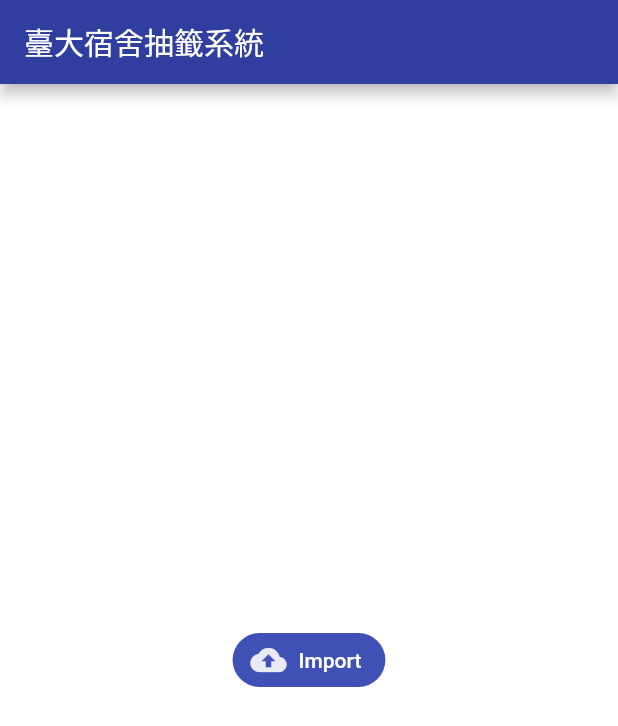
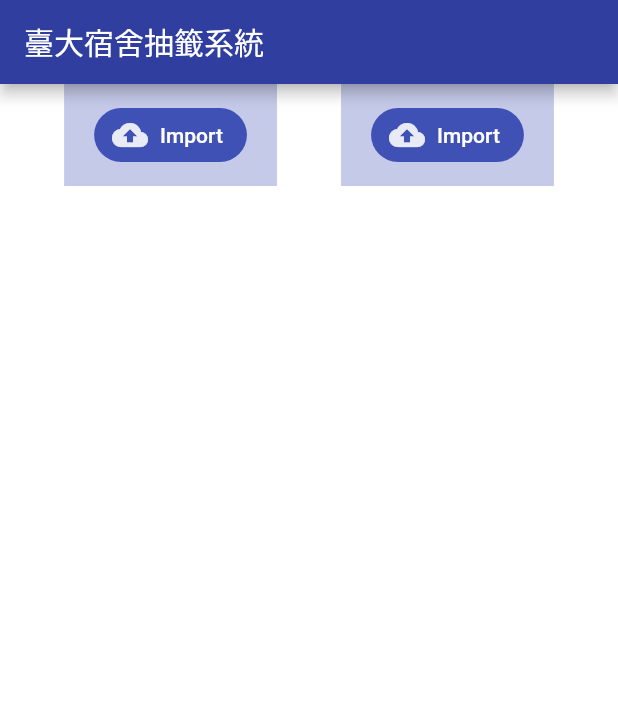
Before and after one commit to shaoyuchu/dorm-alloc-sys, a Flutter app: the screen it shows after launch, after a tap on "Import", on a phone screen of 412 x 824 dp. Shown: the top 726 px of the screen. Run offline on Flutter 3.47's test engine with Material 2 defaults, Android fonts, the phone set to English and light mode, and no system bars; our stand-ins replace shared_preferences; missing offline and left inert: color_panel, file_chooser, menubar, window_size; statements that could not run were skipped.

Commit message:
containers and rows

```diff
--- a/lib/main.dart
+++ b/lib/main.dart
@@ -64,23 +64,26 @@ class Home extends StatelessWidget {
   Widget build(BuildContext context) {
     return Scaffold(
 
+      // app bar
       appBar: AppBar(
         title: Text('臺大宿舍抽籤系統'),
         centerTitle: false,
         backgroundColor: Colors.indigo[700],
       ),
 
-      body: Center(
+      // body
+      body: Row(
+        mainAxisAlignment: MainAxisAlignment.spaceEvenly,
+        crossAxisAlignment: CrossAxisAlignment.center,
+        children: <Widget>[
+          // left panel
+          Container(
+            color: Colors.indigo[100],
+            padding: EdgeInsets.symmetric(vertical: 10.0, horizontal: 20.0),
             child: FlatButton.icon(
               onPressed: () {
-            print('Import button clicked');
+                print('left button clicked');
               },
-          // child: Text(
-          //   'Import',
-          //   style: TextStyle(
-          //     color: Colors.white,
-          //   ),
-          // ),
               icon: Icon(
                 Icons.cloud_upload,
                 color: Colors.indigo[50],
@@ -96,6 +99,31 @@ class Home extends StatelessWidget {
             ),
           ),
 
+          // right panel
+          Container(
+            color: Colors.indigo[100],
+            padding: EdgeInsets.symmetric(vertical: 10.0, horizontal: 20.0),
+            child: FlatButton.icon(
+              onPressed: () {
+                print('right button clicked');
+              },
+              icon: Icon(
+                Icons.cloud_upload,
+                color: Colors.indigo[50],
+              ),
+              label: Text(
+                'Import',
+                style: TextStyle(color: Colors.white),
+              ),
+              color: Colors.indigo,
+              shape: RoundedRectangleBorder(
+                borderRadius: BorderRadius.circular(18.0),
+              ),
+            ),
+          ),
+        ],
+      ),
+
       backgroundColor: Colors.white,
 
     );
```
Lines whose indentation alone changed are shown as unchanged.
